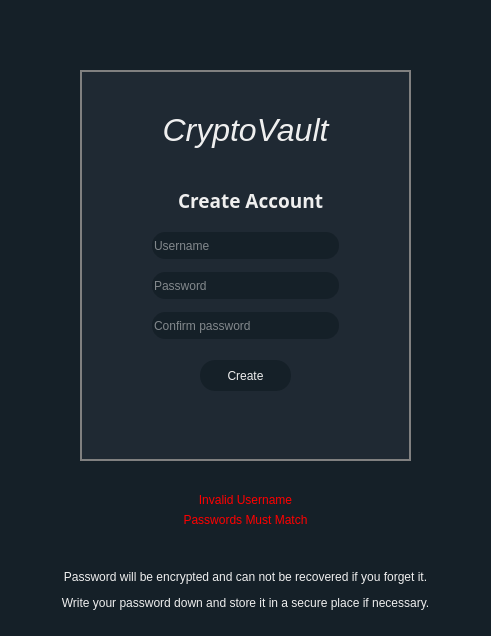
Above: src/AccountCreation/accountCreation.ui from Collin-Varisco/CryptoVault before the change. Below: the same form after it.
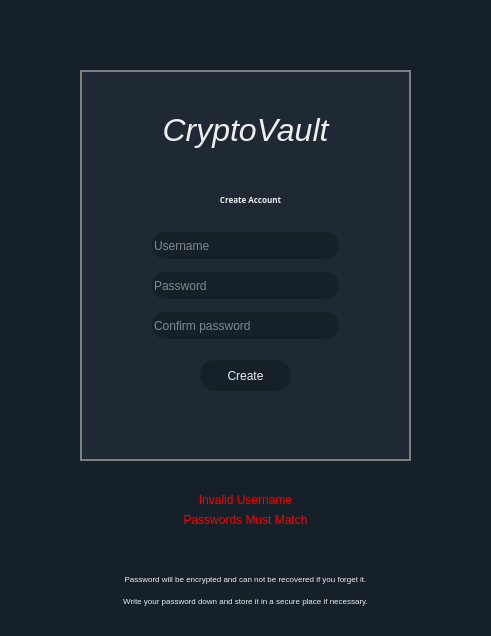
That is the form after the change.

Commit message: Adjusted windows fonts.

The edit to the form file:
```diff
--- a/src/AccountCreation/accountCreation.ui
+++ b/src/AccountCreation/accountCreation.ui
@@ -26,7 +26,7 @@
     </rect>
    </property>
    <property name="text">
-    <string>&lt;html&gt;&lt;head/&gt;&lt;body&gt;&lt;p align=&quot;center&quot;&gt;&lt;span style=&quot; color:#efefef;&quot;&gt;Password will be encrypted and can not be recovered if you forget it.&lt;/span&gt;&lt;/p&gt;&lt;p align=&quot;center&quot;&gt;&lt;span style=&quot; color:#efefef;&quot;&gt;Write your password down and store it in a secure place if necessary.&lt;/span&gt;&lt;/p&gt;&lt;/body&gt;&lt;/html&gt;</string>
+    <string>&lt;html&gt;&lt;head/&gt;&lt;body&gt;&lt;p align=&quot;center&quot;&gt;&lt;span style=&quot; font-size:6pt; color:#efefef;&quot;&gt;Password will be encrypted and can not be recovered if you forget it.&lt;/span&gt;&lt;/p&gt;&lt;p align=&quot;center&quot;&gt;&lt;span style=&quot; font-size:6pt; color:#efefef;&quot;&gt;Write your password down and store it in a secure place if necessary.&lt;/span&gt;&lt;/p&gt;&lt;/body&gt;&lt;/html&gt;</string>
    </property>
   </widget>
   <widget class="QLabel" name="usernameError">
@@ -192,7 +192,7 @@
 border: none;</string>
     </property>
     <property name="text">
-     <string>&lt;html&gt;&lt;head/&gt;&lt;body&gt;&lt;p align=&quot;center&quot;&gt;&lt;span style=&quot; font-size:14pt; color:#efefef;&quot;&gt;Create Account&lt;/span&gt;&lt;/p&gt;&lt;/body&gt;&lt;/html&gt;</string>
+     <string>&lt;html&gt;&lt;head/&gt;&lt;body&gt;&lt;p align=&quot;center&quot;&gt;&lt;span style=&quot; font-size:6pt; color:#efefef;&quot;&gt;Create Account&lt;/span&gt;&lt;/p&gt;&lt;/body&gt;&lt;/html&gt;</string>
     </property>
    </widget>
    <widget class="QLineEdit" name="EncryptionKeyInput_2">
```
The commit also changes 3 other files.
